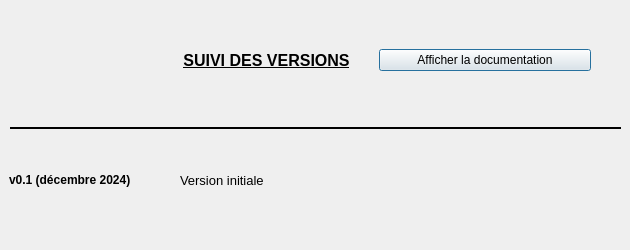
Above: aproposde.ui from IGNF/assistant-complexe-qgis-plugin before the change. Below: the same form after it.
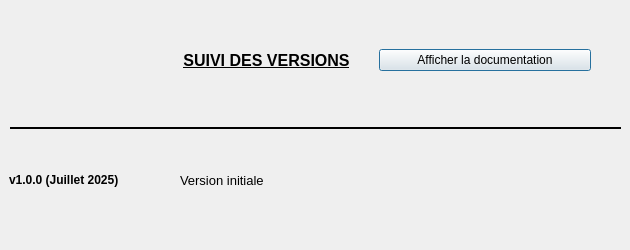
That is the form after the change. Icons and pictures are not drawn.

```diff
--- a/aproposde.ui
+++ b/aproposde.ui
@@ -104,7 +104,7 @@
     <item>
      <widget class="QLabel" name="label_6">
       <property name="text">
-       <string>&lt;html&gt;&lt;head/&gt;&lt;body&gt;&lt;p&gt;&lt;span style=&quot; font-weight:600;&quot;&gt;v0.1 (décembre 2024)&lt;/span&gt;&lt;/p&gt;&lt;/body&gt;&lt;/html&gt;</string>
+       <string>&lt;html&gt;&lt;head/&gt;&lt;body&gt;&lt;p&gt;&lt;span style=&quot; font-weight:600;&quot;&gt;v1.0.0 (Juillet 2025)&lt;/span&gt;&lt;/p&gt;&lt;/body&gt;&lt;/html&gt;</string>
       </property>
      </widget>
     </item>
```
